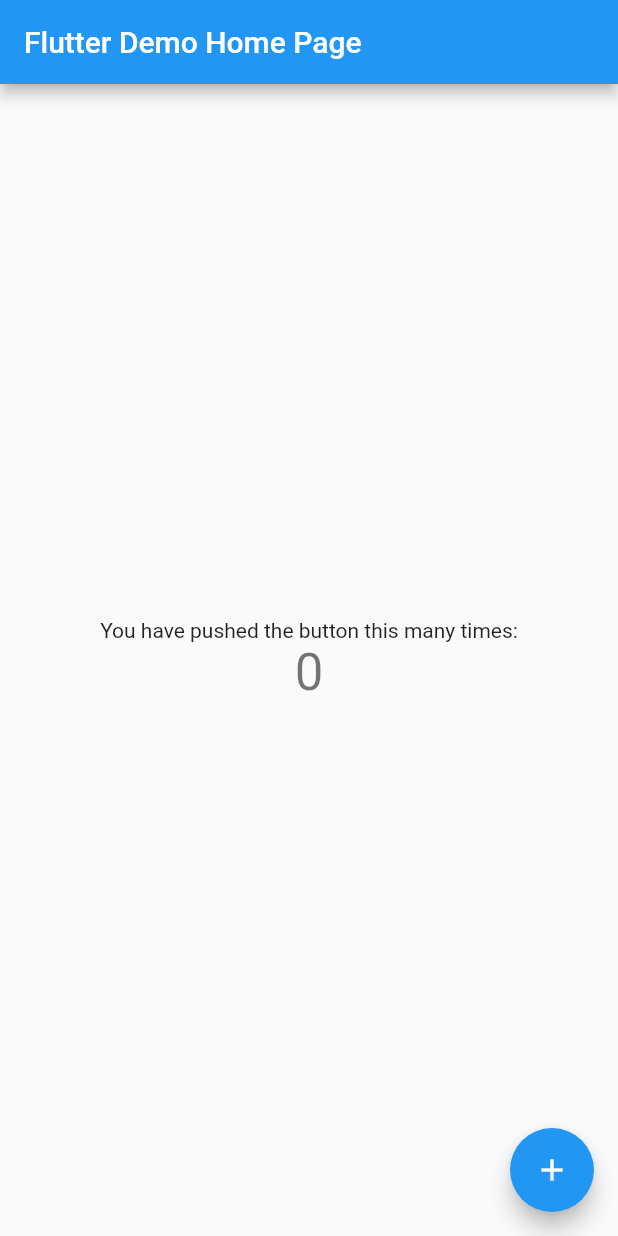
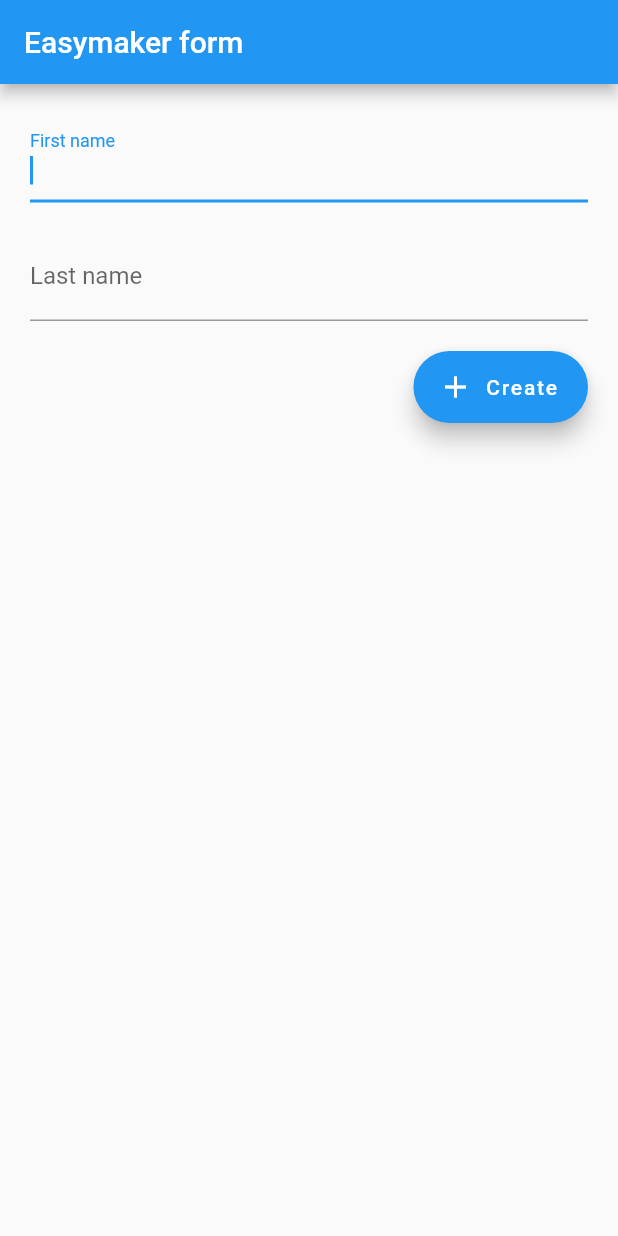
Before and after one commit to GaetanRdn/where_my_coworkers, a Flutter app: the screen it shows after launch, on a phone screen of 412 x 824 dp. Run offline on Flutter 3.47's test engine with Material 2 defaults, Android fonts, the phone set to English and light mode, and no system bars.

Commit message:
feature(EasymakerForm): Create form
Closes #1

```diff
--- /dev/null
+++ b/lib/easymaker_form.dart
@@ -0,0 +1,47 @@
+import 'package:flutter/material.dart';
+
+class EasymakerFormPage extends StatefulWidget {
+  const EasymakerFormPage({Key? key}) : super(key: key);
+
+  @override
+  State<EasymakerFormPage> createState() => _EasymakerFormPageState();
+}
+
+class _EasymakerFormPageState extends State<EasymakerFormPage> {
+  @override
+  Widget build(BuildContext context) {
+    return Scaffold(
+      appBar: AppBar(
+        // Here we take the value from the MyHomePage object that was created by
+        // the App.build method, and use it to set our appbar title.
+        title: const Text('Easymaker form'),
+      ),
+      body: Center(
+        child: Padding(
+          padding: const EdgeInsets.all(20),
+          child: Column(
+            mainAxisAlignment: MainAxisAlignment.start,
+            crossAxisAlignment: CrossAxisAlignment.end,
+            children: <Widget>[
+              const TextField(
+                autofocus: true,
+                decoration: InputDecoration(label: Text('First name')),
+              ),
+              const SizedBox(height: 20),
+              const TextField(
+                autofocus: true,
+                decoration: InputDecoration(label: Text('Last name')),
+              ),
+              const SizedBox(height: 20),
+              FloatingActionButton.extended(
+                onPressed: () {},
+                label: const Text('Create'),
+                icon: const Icon(Icons.add),
+              )
+            ],
+          ),
+        ),
+      ),
+    );
+  }
+}
--- a/lib/main.dart
+++ b/lib/main.dart
@@ -1,3 +1,4 @@
+import 'package:easymakers_tracker/easymaker_form.dart';
 import 'package:flutter/material.dart';
 
 void main() {
@@ -7,109 +8,14 @@ void main() {
 class MyApp extends StatelessWidget {
   const MyApp({Key? key}) : super(key: key);
 
-  // This widget is the root of your application.
   @override
   Widget build(BuildContext context) {
     return MaterialApp(
       title: 'Flutter Demo',
       theme: ThemeData(
-        // This is the theme of your application.
-        //
-        // Try running your application with "flutter run". You'll see the
-        // application has a blue toolbar. Then, without quitting the app, try
-        // changing the primarySwatch below to Colors.green and then invoke
-        // "hot reload" (press "r" in the console where you ran "flutter run",
-        // or simply save your changes to "hot reload" in a Flutter IDE).
-        // Notice that the counter didn't reset back to zero; the application
-        // is not restarted.
         primarySwatch: Colors.blue,
       ),
-      home: const MyHomePage(title: 'Flutter Demo Home Page'),
+      home: const EasymakerFormPage(),
     );
   }
 }
-
-class MyHomePage extends StatefulWidget {
-  const MyHomePage({Key? key, required this.title}) : super(key: key);
-
-  // This widget is the home page of your application. It is stateful, meaning
-  // that it has a State object (defined below) that contains fields that affect
-  // how it looks.
-
-  // This class is the configuration for the state. It holds the values (in this
-  // case the title) provided by the parent (in this case the App widget) and
-  // used by the build method of the State. Fields in a Widget subclass are
-  // always marked "final".
-
-  final String title;
-
-  @override
-  State<MyHomePage> createState() => _MyHomePageState();
-}
-
-class _MyHomePageState extends State<MyHomePage> {
-  int _counter = 0;
-
-  void _incrementCounter() {
-    setState(() {
-      // This call to setState tells the Flutter framework that something has
-      // changed in this State, which causes it to rerun the build method below
-      // so that the display can reflect the updated values. If we changed
-      // _counter without calling setState(), then the build method would not be
-      // called again, and so nothing would appear to happen.
-      _counter++;
-    });
-  }
-
-  @override
-  Widget build(BuildContext context) {
-    // This method is rerun every time setState is called, for instance as done
-    // by the _incrementCounter method above.
-    //
-    // The Flutter framework has been optimized to make rerunning build methods
-    // fast, so that you can just rebuild anything that needs updating rather
-    // than having to individually change instances of widgets.
-    return Scaffold(
-      appBar: AppBar(
-        // Here we take the value from the MyHomePage object that was created by
-        // the App.build method, and use it to set our appbar title.
-        title: Text(widget.title),
-      ),
-      body: Center(
-        // Center is a layout widget. It takes a single child and positions it
-        // in the middle of the parent.
-        child: Column(
-          // Column is also a layout widget. It takes a list of children and
-          // arranges them vertically. By default, it sizes itself to fit its
-          // children horizontally, and tries to be as tall as its parent.
-          //
-          // Invoke "debug painting" (press "p" in the console, choose the
-          // "Toggle Debug Paint" action from the Flutter Inspector in Android
-          // Studio, or the "Toggle Debug Paint" command in Visual Studio Code)
-          // to see the wireframe for each widget.
-          //
-          // Column has various properties to control how it sizes itself and
-          // how it positions its children. Here we use mainAxisAlignment to
-          // center the children vertically; the main axis here is the vertical
-          // axis because Columns are vertical (the cross axis would be
-          // horizontal).
-          mainAxisAlignment: MainAxisAlignment.center,
-          children: <Widget>[
-            const Text(
-              'You have pushed the button this many times:',
-            ),
-            Text(
-              '$_counter',
-              style: Theme.of(context).textTheme.headline4,
-            ),
-          ],
-        ),
-      ),
-      floatingActionButton: FloatingActionButton(
-        onPressed: _incrementCounter,
-        tooltip: 'Increment',
-        child: const Icon(Icons.add),
-      ), // This trailing comma makes auto-formatting nicer for build methods.
-    );
-  }
-}
```
Also changed, not shown: 1 other file.
